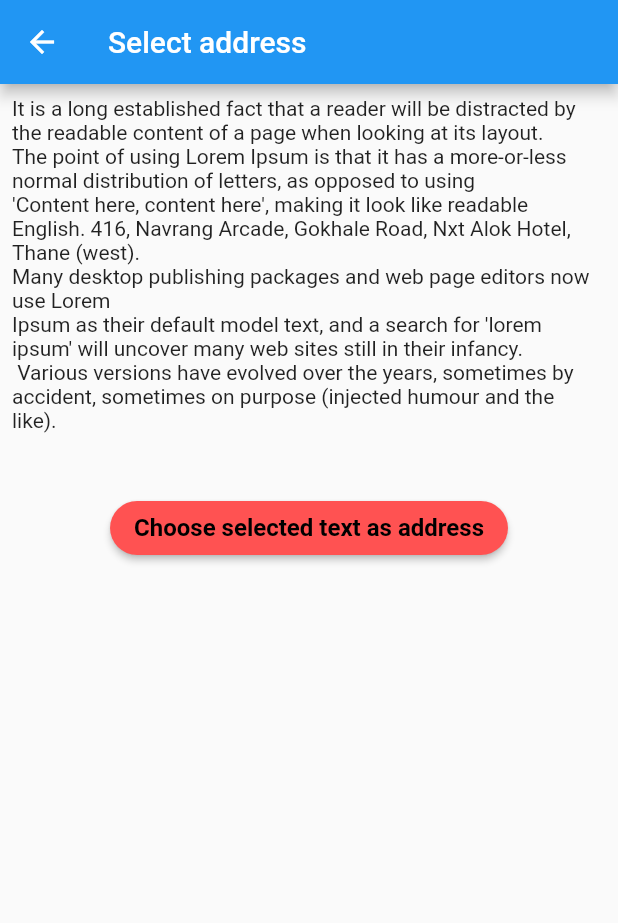
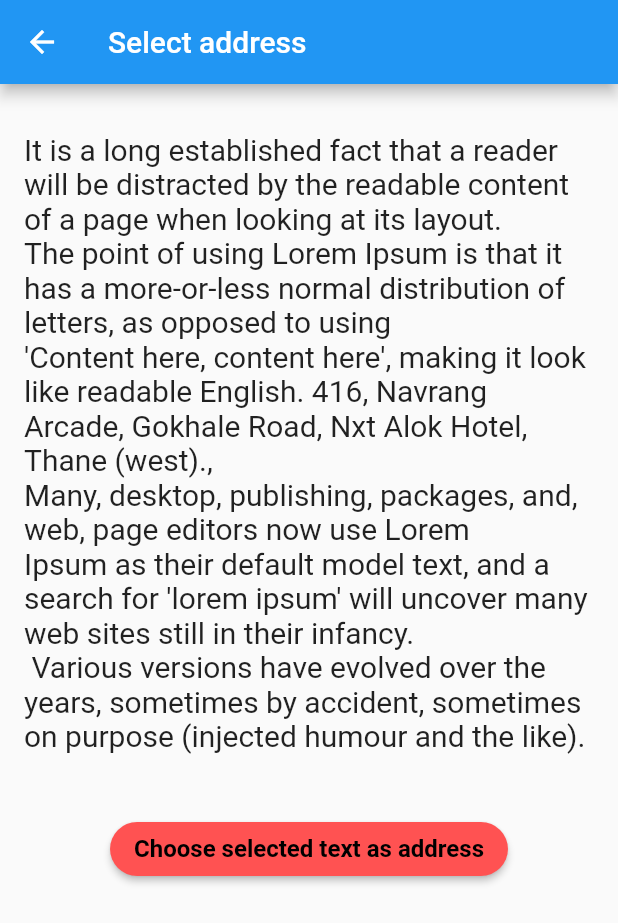
Before and after one commit to anina512/AadharHackathon, a Flutter app: the SelectAddress screen opened by its route, after a tap on "Choose selected text as address", on a phone screen of 412 x 824 dp. Shown: the top 923 px of the screen. Run offline on Flutter 3.47's test engine with Material 2 defaults, Android fonts, the phone set to English and light mode, and no system bars.

Commit message:
Added fields

```diff
--- a/lib/main.dart
+++ b/lib/main.dart
@@ -1,6 +1,7 @@
 import 'package:flutter/material.dart';
 import 'package:flutter/services.dart';
 import 'package:ocr_address_ext/select_address.dart';
+import 'edit_address.dart';
 
 void main() {
   runApp(const MyApp());
@@ -16,8 +17,8 @@ class _MyAppState extends State<MyApp> {
   final String addressFromOCR ="""
 It is a long established fact that a reader will be distracted by the readable content of a page when looking at its layout.
 The point of using Lorem Ipsum is that it has a more-or-less normal distribution of letters, as opposed to using
-'Content here, content here', making it look like readable English. 416, Navrang Arcade, Gokhale Road, Nxt Alok Hotel, Thane (west).
-Many desktop publishing packages and web page editors now use Lorem
+'Content here, content here', making it look like readable English. 416, Navrang Arcade, Gokhale Road, Nxt Alok Hotel, Thane (west).,
+Many, desktop, publishing, packages, and, web, page editors now use Lorem
 Ipsum as their default model text, and a search for 'lorem ipsum' will uncover many web sites still in their infancy.
  Various versions have evolved over the years, sometimes by accident, sometimes on purpose (injected humour and the like).""";
 
@@ -26,7 +27,10 @@ Ipsum as their default model text, and a search for 'lorem ipsum' will uncover m
     return MaterialApp(
       routes: {
         '/selectAddress': (context) => SelectAddress(address: addressFromOCR),
-        '/extractAddress': (context) => SelectAddress(address: addressFromOCR),
+        //'/extractAddress': (context) => SelectAddress(address: addressFromOCR),
+        '/editAddress': (context) => EditAddress(),
+
+
       },
       home: const MainScreen(),
     );
--- a/lib/select_address.dart
+++ b/lib/select_address.dart
@@ -20,19 +20,20 @@ class _SelectAddressState extends State<SelectAddress> {
         title: const Text('Select address'),
       ),
       body: Padding(
-        padding: const EdgeInsets.all(8.0),
+        padding: const EdgeInsets.symmetric(vertical: 32.0,horizontal: 16.0),
         child: Column(
           children: <Widget>[
             SelectableText(
                 widget.address,
-                toolbarOptions: const ToolbarOptions(copy: false)
+                toolbarOptions: const ToolbarOptions(copy: true),
+                style: TextStyle(fontSize: 20)
             ),
             const SizedBox(height: 40,),
             MaterialButton(
               onPressed:()async{
                 String? Address= await getClipBoardData();
                 if(Address!=null){
-                  print("address: "+Address);
+                  Navigator.pushNamed(context, '/editAddress',arguments: {'address':Address});
                 }
               },
               color: Colors.redAccent,
--- a/pubspec.yaml
+++ b/pubspec.yaml
@@ -38,6 +38,8 @@ dependencies:
 dev_dependencies:
   flutter_test:
     sdk: flutter
+  flutter_mobile_vision: ^0.1.4+1
+
 
   # The "flutter_lints" package below contains a set of recommended lints to
   # encourage good coding practices. The lint set provided by the package is
```
Also changed, not shown: pubspec.lock, 1 other file.
